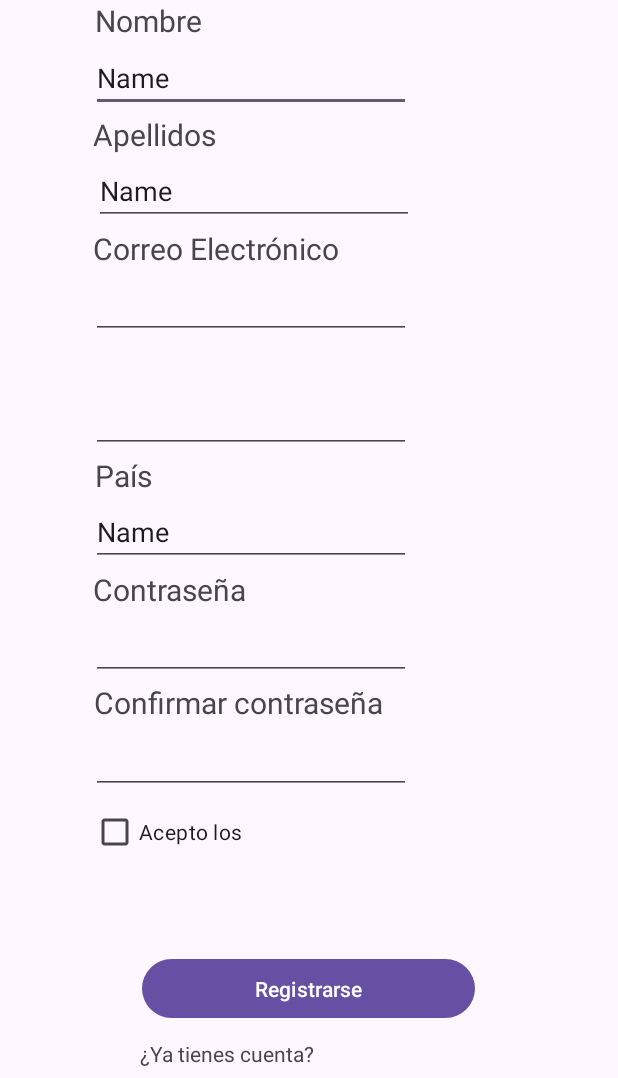
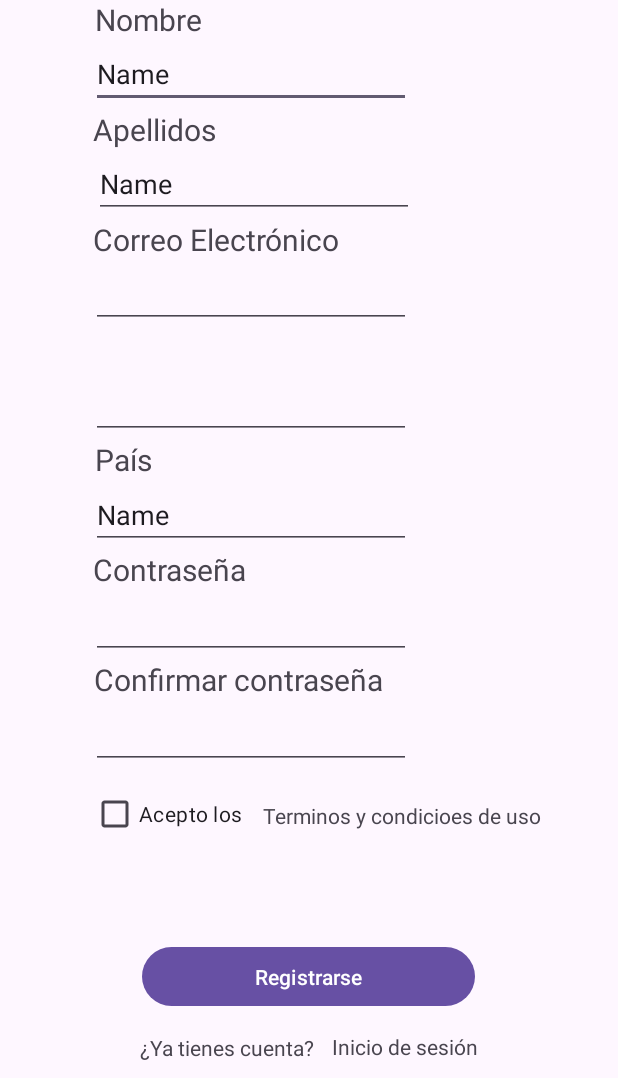
Before and after one commit to IHM-2024-2025/NewVPN-App, an Android app: the Register screen opened directly, with no data from a screen before it, on a phone screen of 412 x 824 dp, the part 158-1236 px from its top. Run offline under Robolectric (Android 15) with nearby library versions, the phone set to English and light mode, and no system bars.

Commit message:
Añdo textViw

```diff
--- a/app/src/main/res/layout/activity_session_register.xml
+++ b/app/src/main/res/layout/activity_session_register.xml
@@ -282,4 +282,34 @@
         app:layout_constraintStart_toStartOf="parent"
         app:layout_constraintTop_toBottomOf="@+id/button" />
 
+    <TextView
+        android:id="@+id/textView14"
+        android:layout_width="wrap_content"
+        android:layout_height="wrap_content"
+        android:layout_marginStart="10dp"
+        android:layout_marginTop="21dp"
+        android:layout_marginEnd="51dp"
+        android:layout_marginBottom="75dp"
+        android:text="Terminos y condicioes de uso"
+        app:layout_constraintBottom_toTopOf="@+id/button"
+        app:layout_constraintEnd_toEndOf="parent"
+        app:layout_constraintHorizontal_bias="1.0"
+        app:layout_constraintStart_toEndOf="@+id/checkBox"
+        app:layout_constraintTop_toBottomOf="@+id/Contrasena2"
+        app:layout_constraintVertical_bias="0.0" />
+
+    <TextView
+        android:id="@+id/textView15"
+        android:layout_width="wrap_content"
+        android:layout_height="wrap_content"
+        android:layout_marginStart="11dp"
+        android:layout_marginTop="13dp"
+        android:layout_marginEnd="93dp"
+        android:layout_marginBottom="11dp"
+        android:text="Inicio de sesión"
+        app:layout_constraintBottom_toBottomOf="parent"
+        app:layout_constraintEnd_toEndOf="parent"
+        app:layout_constraintStart_toEndOf="@+id/textView13"
+        app:layout_constraintTop_toBottomOf="@+id/button" />
+
 </androidx.constraintlayout.widget.ConstraintLayout>
```
